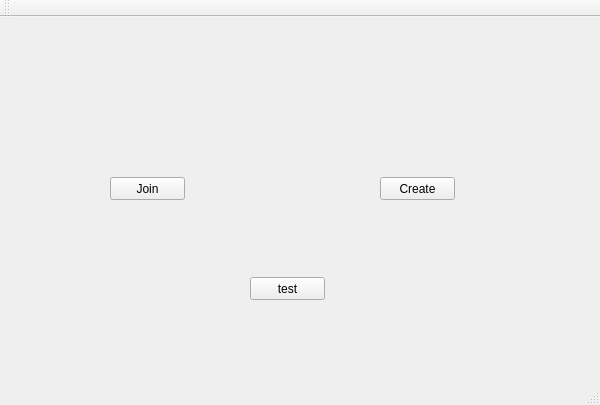
Old version of the form QtClient/QtClient/QtClient.ui in the repository motykatomasz/CoreWar-Client_QT.
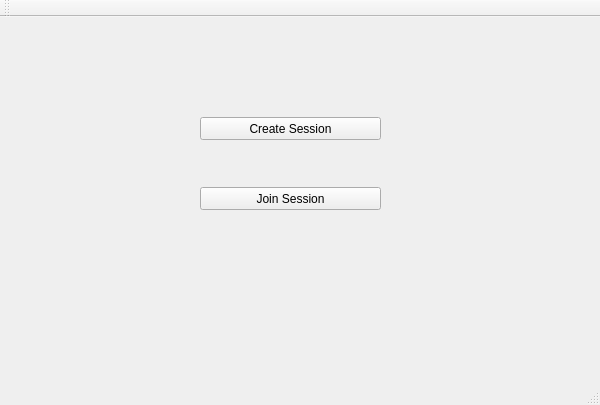
New version of the form.

```diff
--- a/QtClient/QtClient/QtClient.ui
+++ b/QtClient/QtClient/QtClient.ui
@@ -17,40 +17,27 @@
    <widget class="QPushButton" name="joinButton">
     <property name="geometry">
      <rect>
-      <x>110</x>
-      <y>160</y>
-      <width>75</width>
+      <x>200</x>
+      <y>170</y>
+      <width>181</width>
       <height>23</height>
      </rect>
     </property>
     <property name="text">
-     <string>Join</string>
+     <string>Join Session</string>
     </property>
    </widget>
    <widget class="QPushButton" name="createButton">
     <property name="geometry">
      <rect>
-      <x>380</x>
-      <y>160</y>
-      <width>75</width>
+      <x>200</x>
+      <y>100</y>
+      <width>181</width>
       <height>23</height>
      </rect>
     </property>
     <property name="text">
-     <string>Create</string>
-    </property>
-   </widget>
-   <widget class="QPushButton" name="testButton">
-    <property name="geometry">
-     <rect>
-      <x>250</x>
-      <y>260</y>
-      <width>75</width>
-      <height>23</height>
-     </rect>
-    </property>
-    <property name="text">
-     <string>test</string>
+     <string>Create Session</string>
     </property>
    </widget>
   </widget>
```
